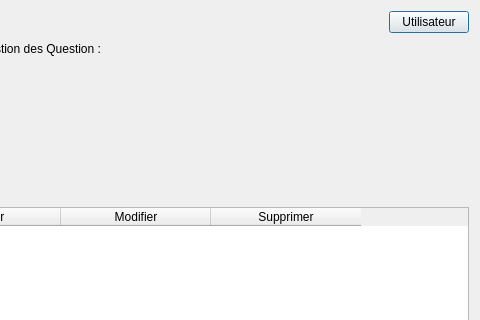
Qt form BackOffice/UI/question.ui (PapyRedstone/ProjetFinalCIR2) before a commit; both pictures show x 401 to 881 and y 0 to 320 of the 881 by 722 pixel window.
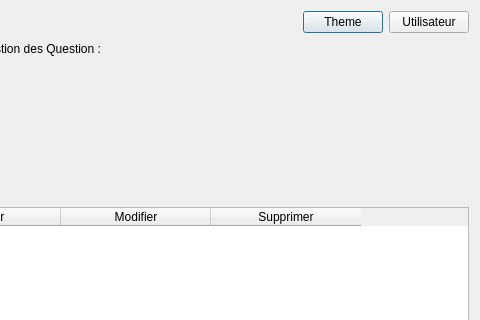
The same form after that commit. Icons and pictures are not drawn.

The edit to the form file:
```diff
--- a/BackOffice/UI/question.ui
+++ b/BackOffice/UI/question.ui
@@ -52,6 +52,13 @@
        </property>
       </spacer>
      </item>
+     <item>
+      <widget class="QPushButton" name="theme">
+       <property name="text">
+        <string>Theme</string>
+       </property>
+      </widget>
+     </item>
      <item>
       <widget class="QPushButton" name="Utilisateur">
        <property name="text">
```
